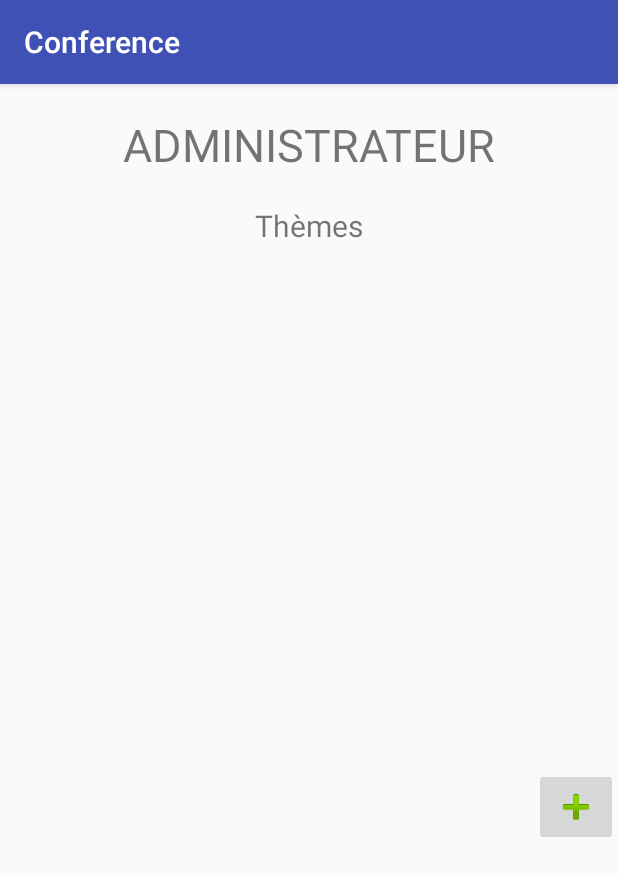
After one commit to m2i-formation-cdi/projet-salon-groupeB, an Android app: the fragment AdministratorFragment shown on its own in the app's theme, on a phone screen of 412 x 824 dp. The commit adds this screen. Shown: the top 876 px of the screen. Run offline under Robolectric (Android 15) with nearby library versions, the phone set to English and light mode, and no system bars; our stand-ins replace Firebase (no records; nobody signed in at launch, a user with empty details on screens opened directly).

Commit message:
Mise en place du fragment administateur

```diff
--- a/app/build.gradle
+++ b/app/build.gradle
@@ -23,6 +23,8 @@ dependencies {
     implementation 'com.android.support:appcompat-v7:26.1.0'
     implementation 'com.android.support:design:26.1.0'
     implementation 'com.android.support.constraint:constraint-layout:1.0.2'
+    implementation 'com.android.support:support-v4:26.1.0'
+    implementation 'com.google.firebase:firebase-database:11.8.0'
     testImplementation 'junit:junit:4.12'
     androidTestImplementation 'com.android.support.test:runner:1.0.1'
     androidTestImplementation 'com.android.support.test.espresso:espresso-core:3.0.1'
--- /dev/null
+++ b/app/src/main/java/sp/fr/conference/AdministratorFragment.java
@@ -0,0 +1,51 @@
+package sp.fr.conference;
+
+
+import android.os.Bundle;
+import android.app.Fragment;
+import android.view.LayoutInflater;
+import android.view.View;
+import android.view.ViewGroup;
+import android.widget.ListView;
+
+import com.google.firebase.database.DatabaseReference;
+import com.google.firebase.database.FirebaseDatabase;
+
+import java.util.ArrayList;
+import java.util.List;
+
+
+/**
+ * A simple {@link Fragment} subclass.
+ */
+public class AdministratorFragment extends Fragment {
+
+    private FirebaseDatabase firebaseDatabase;
+    private DatabaseReference themeReference;
+    private List<String> themesList;
+    private ListView themesListView;
+
+    public AdministratorFragment() {
+        // Required empty public constructor
+    }
+
+
+    @Override
+    public View onCreateView(LayoutInflater inflater, ViewGroup container,
+                             Bundle savedInstanceState) {
+        // Inflate the layout for this fragment
+        View view =  inflater.inflate(R.layout.fragment_administrator, container, false);
+
+        firebaseDatabase = FirebaseDatabase.getInstance();
+        themeReference = firebaseDatabase.getReference().child("theme");
+
+        themesList = new ArrayList<>();
+
+        //themesListView = findViewById(R.id.ListViewThemes);
+
+        return view;
+    }
+
+
+
+}
--- /dev/null
+++ b/app/src/main/res/layout/fragment_administrator.xml
@@ -0,0 +1,40 @@
+<LinearLayout xmlns:android="http://schemas.android.com/apk/res/android"
+    xmlns:app="http://schemas.android.com/apk/res-auto"
+    xmlns:tools="http://schemas.android.com/tools"
+    android:layout_width="match_parent"
+    android:layout_height="match_parent"
+    android:orientation="vertical"
+    tools:context="sp.fr.conference.AdministratorFragment"
+    >
+
+    <!-- TODO: Update blank fragment layout -->
+
+    <TextView
+        android:layout_width="match_parent"
+        android:layout_height="wrap_content"
+        android:gravity="center"
+        android:padding="20dp"
+        android:text="ADMINISTRATEUR"
+        android:textSize="30dp" />
+
+    <TextView
+        android:layout_width="match_parent"
+        android:layout_height="wrap_content"
+        android:gravity="center"
+        android:text="Thèmes"
+        android:textSize="20dp"
+        />
+
+    <ListView
+        android:id="@+id/ListViewThemes"
+        android:layout_width="match_parent"
+        android:layout_height="348dp" />
+
+    <ImageButton
+        android:layout_width="wrap_content"
+        android:layout_height="wrap_content"
+        android:layout_gravity="right"
+        android:src="@android:drawable/ic_input_add" />
+
+
+</LinearLayout>
--- a/app/src/main/res/menu/activity_main_drawer.xml
+++ b/app/src/main/res/menu/activity_main_drawer.xml
@@ -24,7 +24,7 @@
     </group>
 
     <item
-        android:id="@+id/themeConf"
+        android:id="@+id/administrator"
         android:icon="@mipmap/ic_launcher_round"
         android:title="Administrateur" />
 
--- a/app/src/main/res/values/strings.xml
+++ b/app/src/main/res/values/strings.xml
@@ -5,4 +5,7 @@
     <string name="navigation_drawer_close">Close navigation drawer</string>
 
     <string name="action_settings">Settings</string>
+
+    <!-- TODO: Remove or change this placeholder text -->
+    <string name="hello_blank_fragment">Hello blank fragment</string>
 </resources>
```
Also changed, not shown: app/src/main/java/sp/fr/conference/MainActivity.java (+9 -0 lines), app/src/main/res/layout/content_main.xml (+8 -12 lines).
